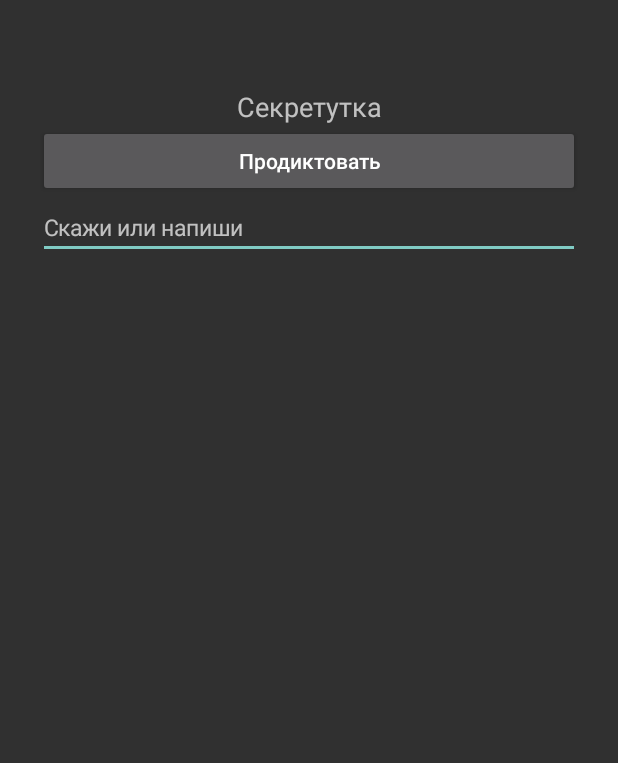
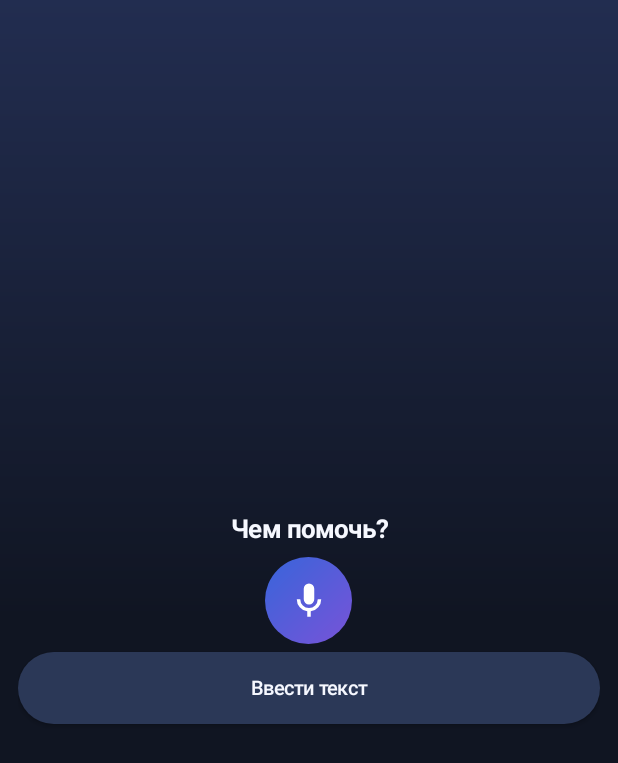
Before and after one commit to Vladimirxgusev/PlayGround, an Android app: the screen it shows after launch (WatchActivity), on a phone screen of 412 x 824 dp. Shown: the top 763 px of the screen. Run offline under Robolectric (Android 15) with nearby library versions, the phone set to English and light mode, and no system bars; libraries missing offline, so code that uses them is left out: com.google.android.gms; 4 statements that could not run were skipped.

Commit message:
Redesign phone and Wear OS assistant screens

```diff
--- a/wear/src/main/java/app/pomoshnik/wear/WatchActivity.kt
+++ b/wear/src/main/java/app/pomoshnik/wear/WatchActivity.kt
@@ -2,15 +2,22 @@ package app.pomoshnik.wear
 
 import android.content.ActivityNotFoundException
 import android.content.Intent
+import android.content.res.ColorStateList
+import android.graphics.Color
+import android.graphics.Typeface
+import android.graphics.drawable.GradientDrawable
+import android.graphics.drawable.RippleDrawable
 import android.net.Uri
 import android.os.Bundle
 import android.provider.AlarmClock
 import android.speech.RecognizerIntent
 import android.text.InputFilter
 import android.view.Gravity
+import android.view.View
 import android.view.WindowInsets
 import android.widget.Button
 import android.widget.EditText
+import android.widget.ImageButton
 import android.widget.LinearLayout
 import android.widget.ScrollView
 import android.widget.TextView
@@ -39,7 +46,11 @@ class WatchActivity : ComponentActivity(), DataClient.OnDataChangedListener {
     private val data by lazy { Wearable.getDataClient(this) }
     private lateinit var input: EditText
     private lateinit var status: TextView
-    private lateinit var mic: Button
+    private lateinit var mic: ImageButton
+    private lateinit var title: TextView
+    private lateinit var type: Button
+    private lateinit var cancel: Button
+    private var editing = false
     private lateinit var send: Button
     private var sending = false
     private var command: Command? = null
@@ -48,6 +59,7 @@ class WatchActivity : ComponentActivity(), DataClient.OnDataChangedListener {
         if (result.resultCode == RESULT_OK && pendingId() == null) {
             val text = result.data?.getStringArrayListExtra(RecognizerIntent.EXTRA_RESULTS)?.firstOrNull()
             if (!text.isNullOrBlank()) {
+                editing = true
                 input.setText(text)
                 input.setSelection(input.length())
             }
@@ -56,45 +68,81 @@ class WatchActivity : ComponentActivity(), DataClient.OnDataChangedListener {
 
     override fun onCreate(savedInstanceState: Bundle?) {
         super.onCreate(savedInstanceState)
+        editing = savedInstanceState?.getBoolean("editing") == true || store.contains("text")
         val content = LinearLayout(this).apply {
             orientation = LinearLayout.VERTICAL
-            gravity = Gravity.CENTER_HORIZONTAL
+            gravity = Gravity.CENTER
             val width = resources.displayMetrics.widthPixels
-            val side = if (resources.configuration.isScreenRound) width / 6 else width / 16
-            setPadding(side, width / 7, side, width / 7)
+            val side = if (resources.configuration.isScreenRound) width / 6 else dp(12)
+            val vertical = if (resources.configuration.isScreenRound) width / 7 else dp(12)
+            setPadding(side, vertical, side, vertical)
+            isFocusableInTouchMode = true
         }
-        content.addView(TextView(this).apply {
-            text = "Секретутка"
-            textSize = 18f
+        title = TextView(this).apply {
+            text = "Чем помочь?"
+            textSize = 17f
+            setTextColor(INK)
+            setTypeface(typeface, Typeface.BOLD)
             gravity = Gravity.CENTER
-        })
-        mic = Button(this).apply {
-            isAllCaps = false
-            text = "Продиктовать"
+        }
+        content.addView(title)
+        mic = ImageButton(this).apply {
+            contentDescription = "Продиктовать команду"
+            setImageResource(R.drawable.ic_watch_mic)
+            scaleType = android.widget.ImageView.ScaleType.CENTER
+            background = capsule(intArrayOf(0xFF3865DA.toInt(), 0xFF7853D8.toInt()))
             setOnClickListener { dictate() }
         }
-        content.addView(mic)
+        content.addView(mic, LinearLayout.LayoutParams(dp(58), dp(58)).apply { topMargin = dp(8) })
+        type = commandButton("Ввести текст") {
+            editing = true
+            updateControls()
+            input.requestFocus()
+            input.windowInsetsController?.show(WindowInsets.Type.ime())
+        }
+        content.addView(type, controlLayout())
         input = EditText(this).apply {
-            hint = "Скажи или напиши"
-            textSize = 15f
+            id = R.id.watch_command
+            hint = "Команда"
+            textSize = 14f
+            gravity = Gravity.CENTER
+            setTextColor(INK)
+            setHintTextColor(MUTED)
+            background = capsule(intArrayOf(PANEL, PANEL))
+            setPadding(dp(10), dp(7), dp(10), dp(7))
+            minHeight = dp(48)
             filters = arrayOf(InputFilter.LengthFilter(WatchTaskSync.MAX_TEXT_LENGTH))
             maxLines = 3
             setText(store.getString("text", null))
         }
-        content.addView(input, LinearLayout.LayoutParams(-1, -2))
-        send = Button(this).apply {
-            isAllCaps = false
-            setOnClickListener { confirmCommand() }
+        content.addView(input, controlLayout())
+        send = commandButton("", primary = true) { confirmCommand() }
+        content.addView(send, controlLayout())
+        status = TextView(this).apply {
+            textSize = 12f
+            setTextColor(MUTED)
+            gravity = Gravity.CENTER
+            accessibilityLiveRegion = View.ACCESSIBILITY_LIVE_REGION_POLITE
+            text = store.getString("status", "")
+            visibility = if (text.isEmpty()) View.GONE else View.VISIBLE
+            doAfterTextChanged { visibility = if (it.isNullOrEmpty()) View.GONE else View.VISIBLE }
         }
-        content.addView(send)
-        status = TextView(this).apply {
-            gravity = Gravity.CENTER
-            accessibilityLiveRegion = android.view.View.ACCESSIBILITY_LIVE_REGION_POLITE
-            text = store.getString("status", "")
+        content.addView(status, controlLayout())
+        cancel = commandButton("Назад") {
+            editing = false
+            store.edit().remove("text").remove("status").apply()
+            input.text.clear()
+            input.clearFocus()
+            input.windowInsetsController?.hide(WindowInsets.Type.ime())
+            updateControls()
         }
-        content.addView(status)
+        content.addView(cancel, controlLayout())
         val scroll = ScrollView(this).apply {
             isFillViewport = true
+            background = GradientDrawable(
+                GradientDrawable.Orientation.TOP_BOTTOM,
+                intArrayOf(0xFF222D50.toInt(), 0xFF101522.toInt(), 0xFF101522.toInt()),
+            )
             addView(content)
             setOnApplyWindowInsetsListener { view, insets ->
                 val safe = insets.getInsets(WindowInsets.Type.systemBars() or WindowInsets.Type.displayCutout())
@@ -115,6 +163,36 @@ class WatchActivity : ComponentActivity(), DataClient.OnDataChangedListener {
         }
         refreshCommand()
     }
+
+    override fun onSaveInstanceState(outState: Bundle) {
+        outState.putBoolean("editing", editing)
+        super.onSaveInstanceState(outState)
+    }
+
+    private fun controlLayout() = LinearLayout.LayoutParams(-1, -2).apply { topMargin = dp(5) }
+
+    private fun commandButton(label: String, primary: Boolean = false, action: () -> Unit) =
+        Button(this).apply {
+            isAllCaps = false
+            text = label
+            textSize = 13f
+            minHeight = dp(48)
+            setTextColor(INK)
+            background = capsule(
+                if (primary) intArrayOf(0xFF335ABF.toInt(), 0xFF5E47B1.toInt())
+                else intArrayOf(PANEL, PANEL),
+            )
+            setPadding(dp(8), dp(4), dp(8), dp(4))
+            setOnClickListener { action() }
+        }
+
+    private fun capsule(colors: IntArray) = RippleDrawable(
+        ColorStateList.valueOf(0x33FFFFFF),
+        GradientDrawable(GradientDrawable.Orientation.TL_BR, colors).apply { cornerRadius = dp(30).toFloat() },
+        null,
+    )
+
+    private fun dp(value: Int) = (value * resources.displayMetrics.density + 0.5f).toInt()
 
     override fun onStart() {
         super.onStart()
@@ -179,6 +257,7 @@ class WatchActivity : ComponentActivity(), DataClient.OnDataChangedListener {
     private fun openClock(intent: Intent) {
         try {
             startActivity(intent.putExtra(AlarmClock.EXTRA_SKIP_UI, true))
+            editing = false
             input.text.clear()
             store.edit().remove("text").remove("status").apply()
             status.text = "Команда передана в «Часы»."
@@ -240,7 +319,10 @@ class WatchActivity : ComponentActivity(), DataClient.OnDataChangedListener {
         val update = store.edit().remove("id").remove("enteredAt").remove("requestUri").putString("status", message)
         if (success) update.remove("text")
         if (!update.commit()) return
-        if (success) input.text.clear()
+        if (success) {
+            editing = false
+            input.text.clear()
+        }
         refreshCommand()
         status.text = message
         requestUri?.let { data.deleteDataItems(it) }
@@ -256,7 +338,12 @@ class WatchActivity : ComponentActivity(), DataClient.OnDataChangedListener {
 
     private fun updateControls() {
         val pending = pendingId() != null
-        mic.isEnabled = !pending && !sending
+        val reviewing = editing || pending
+        title.visibility = if (reviewing) View.GONE else View.VISIBLE
+        mic.visibility = if (reviewing) View.GONE else View.VISIBLE
+        type.visibility = if (reviewing) View.GONE else View.VISIBLE
+        input.visibility = if (reviewing) View.VISIBLE else View.GONE
+        cancel.visibility = if (editing && !pending && !sending) View.VISIBLE else View.GONE
         input.isEnabled = !pending && !sending
         val label = when {
             pending -> "Повторить отправку"
@@ -268,5 +355,12 @@ class WatchActivity : ComponentActivity(), DataClient.OnDataChangedListener {
         send.visibility = if (label != null) android.view.View.VISIBLE else android.view.View.GONE
         send.isEnabled = !sending
         send.text = label.orEmpty()
+        send.alpha = if (sending) 0.6f else 1f
+    }
+
+    private companion object {
+        val INK = Color.rgb(246, 248, 255)
+        val MUTED = Color.rgb(189, 202, 228)
+        val PANEL = Color.rgb(43, 56, 87)
     }
 }
--- /dev/null
+++ b/wear/src/main/res/drawable/ic_watch_mic.xml
@@ -0,0 +1,6 @@
+<vector xmlns:android="http://schemas.android.com/apk/res/android"
+    android:width="28dp" android:height="28dp"
+    android:viewportWidth="24" android:viewportHeight="24">
+    <path android:fillColor="#FFFFFFFF"
+        android:pathData="M12,14a3,3 0,0 0,3 -3V5a3,3 0,0 0,-6 0v6a3,3 0,0 0,3 3zM17,11a5,5 0,0 1,-10 0H5a7,7 0,0 0,6 6.92V21h2v-3.08A7,7 0,0 0,19 11z" />
+</vector>
--- /dev/null
+++ b/wear/src/main/res/values/ids.xml
@@ -0,0 +1,3 @@
+<resources>
+    <item type="id" name="watch_command" />
+</resources>
```
Also changed, not shown: app/src/main/java/app/pomoshnik/MainActivity.kt (+21 -9 lines), app/src/main/java/app/pomoshnik/Ui.kt (+94 -43 lines).
